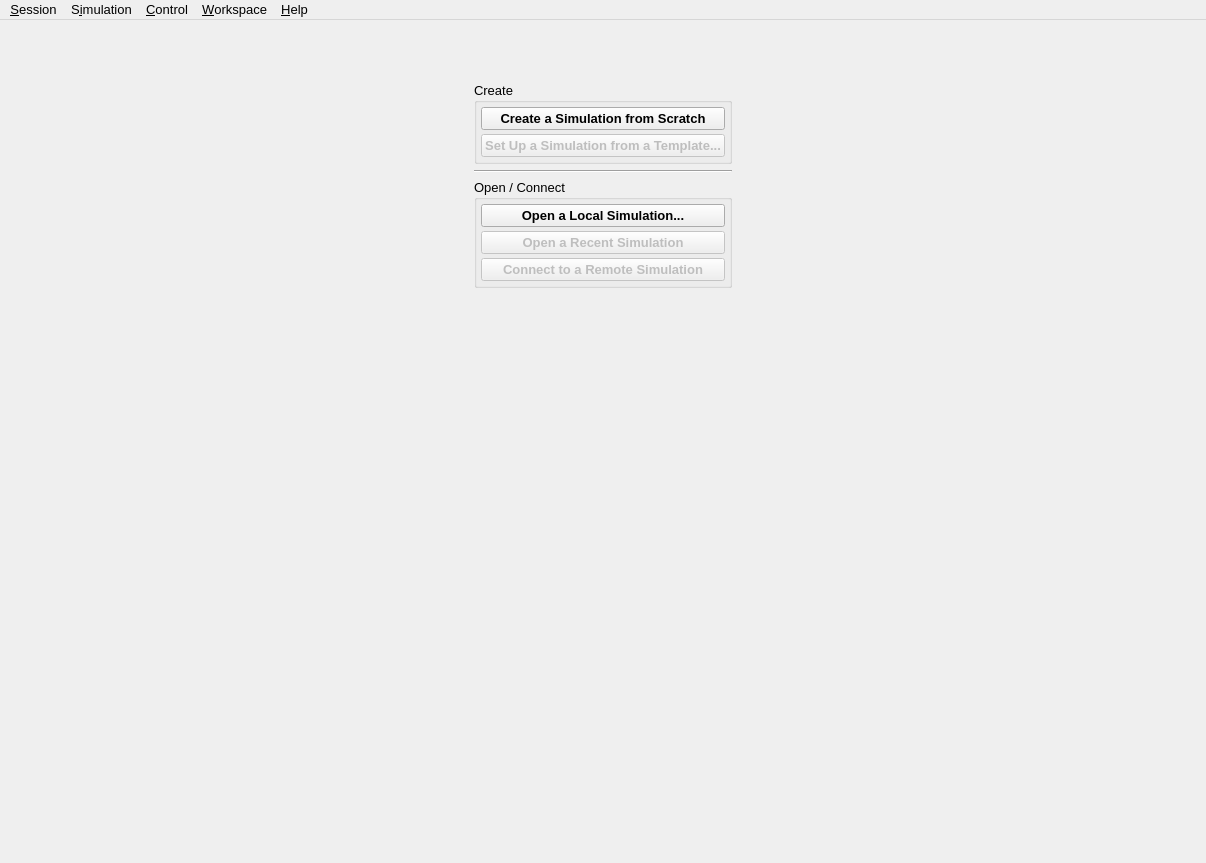
First picture: the form in src/gui/gui.ui, repository disorderedmaterials/dissolve, before the edit.
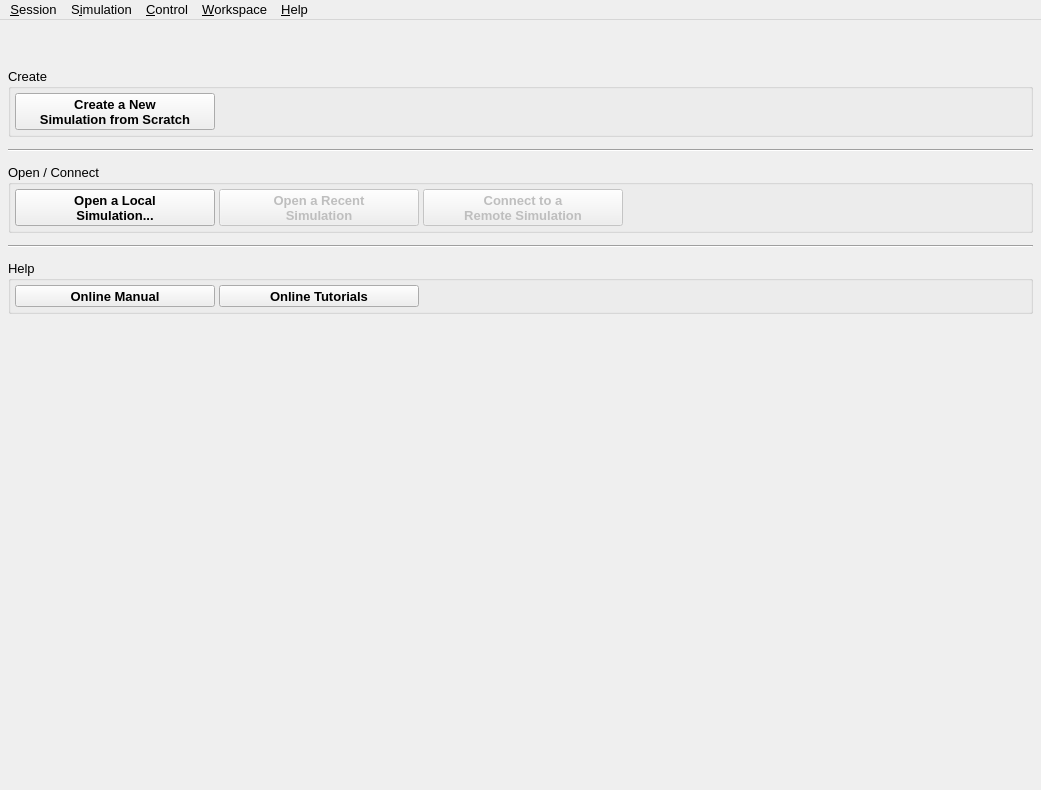
Second picture: the form after the edit. Icons and pictures are not drawn. Custom widgets are drawn as their Qt base class.

Commit message: Update ui icons and layout of start page.

```diff
--- a/src/gui/gui.ui
+++ b/src/gui/gui.ui
@@ -6,8 +6,8 @@
    <rect>
     <x>0</x>
     <y>0</y>
-    <width>1206</width>
-    <height>863</height>
+    <width>1041</width>
+    <height>790</height>
    </rect>
   </property>
   <property name="font">
@@ -45,7 +45,22 @@
        <number>0</number>
       </property>
       <widget class="QWidget" name="StartPage">
-       <layout class="QVBoxLayout" name="verticalLayout_11">
+       <layout class="QVBoxLayout" name="verticalLayout_2">
+        <property name="spacing">
+         <number>12</number>
+        </property>
+        <property name="leftMargin">
+         <number>4</number>
+        </property>
+        <property name="topMargin">
+         <number>4</number>
+        </property>
+        <property name="rightMargin">
+         <number>4</number>
+        </property>
+        <property name="bottomMargin">
+         <number>4</number>
+        </property>
         <item>
          <spacer name="verticalSpacer_3">
           <property name="orientation">
@@ -63,29 +78,14 @@
          </spacer>
         </item>
         <item>
-         <layout class="QHBoxLayout" name="horizontalLayout_5">
-          <item>
-           <spacer name="horizontalSpacer_6">
-            <property name="orientation">
-             <enum>Qt::Horizontal</enum>
-            </property>
-            <property name="sizeHint" stdset="0">
-             <size>
-              <width>40</width>
-              <height>20</height>
-             </size>
-            </property>
-           </spacer>
-          </item>
-          <item>
-           <widget class="QWidget" name="StartPageWidget" native="true">
-            <layout class="QVBoxLayout" name="verticalLayout_10">
-             <item>
               <widget class="QGroupBox" name="StartCreateGroup">
                <property name="title">
                 <string>Create</string>
                </property>
-               <layout class="QVBoxLayout" name="verticalLayout_12">
+          <property name="flat">
+           <bool>false</bool>
+          </property>
+          <layout class="QHBoxLayout" name="horizontalLayout_3">
                 <property name="spacing">
                  <number>4</number>
                 </property>
@@ -102,7 +102,19 @@
                  <number>4</number>
                 </property>
                 <item>
-                 <widget class="QPushButton" name="StartCreateNewButton">
+            <widget class="QToolButton" name="StartCreateNewButton">
+             <property name="sizePolicy">
+              <sizepolicy hsizetype="Expanding" vsizetype="Expanding">
+               <horstretch>0</horstretch>
+               <verstretch>0</verstretch>
+              </sizepolicy>
+             </property>
+             <property name="maximumSize">
+              <size>
+               <width>200</width>
+               <height>200</height>
+              </size>
+             </property>
                   <property name="font">
                    <font>
                     <pointsize>10</pointsize>
@@ -111,7 +123,8 @@
                    </font>
                   </property>
                   <property name="text">
-                   <string>Create a Simulation from Scratch</string>
+              <string>Create a New
+Simulation from Scratch</string>
                   </property>
                   <property name="icon">
                    <iconset resource="main.qrc">
@@ -119,44 +132,27 @@
                   </property>
                   <property name="iconSize">
                    <size>
-                    <width>32</width>
-                    <height>32</height>
-                   </size>
-                  </property>
-                  <property name="flat">
-                   <bool>false</bool>
+               <width>64</width>
+               <height>64</height>
+              </size>
+             </property>
+             <property name="toolButtonStyle">
+              <enum>Qt::ToolButtonTextUnderIcon</enum>
                   </property>
                  </widget>
                 </item>
                 <item>
-                 <widget class="QPushButton" name="StartSetupWizardButton">
-                  <property name="enabled">
-                   <bool>false</bool>
-                  </property>
-                  <property name="font">
-                   <font>
-                    <pointsize>10</pointsize>
-                    <weight>75</weight>
-                    <bold>true</bold>
-                   </font>
-                  </property>
-                  <property name="text">
-                   <string>Set Up a Simulation from a Template...</string>
-                  </property>
-                  <property name="icon">
-                   <iconset resource="main.qrc">
-                    <normaloff>:/special/icons/special_wizard.svg</normaloff>:/special/icons/special_wizard.svg</iconset>
-                  </property>
-                  <property name="iconSize">
+            <spacer name="horizontalSpacer">
+             <property name="orientation">
+              <enum>Qt::Horizontal</enum>
+             </property>
+             <property name="sizeHint" stdset="0">
                    <size>
-                    <width>32</width>
-                    <height>32</height>
-                   </size>
-                  </property>
-                  <property name="flat">
-                   <bool>false</bool>
-                  </property>
-                 </widget>
+               <width>40</width>
+               <height>20</height>
+              </size>
+             </property>
+            </spacer>
                 </item>
                </layout>
               </widget>
@@ -173,7 +169,7 @@
                <property name="title">
                 <string>Open / Connect</string>
                </property>
-               <layout class="QVBoxLayout" name="verticalLayout_13">
+          <layout class="QHBoxLayout" name="horizontalLayout_2">
                 <property name="spacing">
                  <number>4</number>
                 </property>
@@ -190,7 +186,19 @@
                  <number>4</number>
                 </property>
                 <item>
-                 <widget class="QPushButton" name="StartOpenLocalButton">
+            <widget class="QToolButton" name="StartOpenLocalButton">
+             <property name="sizePolicy">
+              <sizepolicy hsizetype="Expanding" vsizetype="Expanding">
+               <horstretch>0</horstretch>
+               <verstretch>0</verstretch>
+              </sizepolicy>
+             </property>
+             <property name="maximumSize">
+              <size>
+               <width>200</width>
+               <height>200</height>
+              </size>
+             </property>
                   <property name="font">
                    <font>
                     <pointsize>10</pointsize>
@@ -199,7 +207,8 @@
                    </font>
                   </property>
                   <property name="text">
-                   <string>Open a Local Simulation...</string>
+              <string>Open a Local
+Simulation...</string>
                   </property>
                   <property name="icon">
                    <iconset resource="main.qrc">
@@ -207,20 +216,32 @@
                   </property>
                   <property name="iconSize">
                    <size>
-                    <width>32</width>
-                    <height>32</height>
-                   </size>
-                  </property>
-                  <property name="flat">
-                   <bool>false</bool>
+               <width>64</width>
+               <height>64</height>
+              </size>
+             </property>
+             <property name="toolButtonStyle">
+              <enum>Qt::ToolButtonTextUnderIcon</enum>
                   </property>
                  </widget>
                 </item>
                 <item>
-                 <widget class="QPushButton" name="StartOpenRecentButton">
+            <widget class="QToolButton" name="StartOpenRecentButton">
                   <property name="enabled">
                    <bool>false</bool>
                   </property>
+             <property name="sizePolicy">
+              <sizepolicy hsizetype="Expanding" vsizetype="Expanding">
+               <horstretch>0</horstretch>
+               <verstretch>0</verstretch>
+              </sizepolicy>
+             </property>
+             <property name="maximumSize">
+              <size>
+               <width>200</width>
+               <height>200</height>
+              </size>
+             </property>
                   <property name="font">
                    <font>
                     <pointsize>10</pointsize>
@@ -229,7 +250,8 @@
                    </font>
                   </property>
                   <property name="text">
-                   <string>Open a Recent Simulation</string>
+              <string>Open a Recent
+Simulation</string>
                   </property>
                   <property name="icon">
                    <iconset resource="main.qrc">
@@ -237,20 +259,32 @@
                   </property>
                   <property name="iconSize">
                    <size>
-                    <width>32</width>
-                    <height>32</height>
-                   </size>
-                  </property>
-                  <property name="flat">
-                   <bool>false</bool>
+               <width>64</width>
+               <height>64</height>
+              </size>
+             </property>
+             <property name="toolButtonStyle">
+              <enum>Qt::ToolButtonTextUnderIcon</enum>
                   </property>
                  </widget>
                 </item>
                 <item>
-                 <widget class="QPushButton" name="StartOpenRemoteButton">
+            <widget class="QToolButton" name="StartConnectButton">
                   <property name="enabled">
                    <bool>false</bool>
                   </property>
+             <property name="sizePolicy">
+              <sizepolicy hsizetype="Expanding" vsizetype="Expanding">
+               <horstretch>0</horstretch>
+               <verstretch>0</verstretch>
+              </sizepolicy>
+             </property>
+             <property name="maximumSize">
+              <size>
+               <width>200</width>
+               <height>200</height>
+              </size>
+             </property>
                   <property name="font">
                    <font>
                     <pointsize>10</pointsize>
@@ -259,7 +293,8 @@
                    </font>
                   </property>
                   <property name="text">
-                   <string>Connect to a Remote Simulation</string>
+              <string>Connect to a
+Remote Simulation</string>
                   </property>
                   <property name="icon">
                    <iconset resource="main.qrc">
@@ -267,23 +302,142 @@
                   </property>
                   <property name="iconSize">
                    <size>
-                    <width>32</width>
-                    <height>32</height>
-                   </size>
-                  </property>
-                  <property name="flat">
-                   <bool>false</bool>
+               <width>64</width>
+               <height>64</height>
+              </size>
+             </property>
+             <property name="toolButtonStyle">
+              <enum>Qt::ToolButtonTextUnderIcon</enum>
                   </property>
                  </widget>
                 </item>
+           <item>
+            <spacer name="horizontalSpacer_2">
+             <property name="orientation">
+              <enum>Qt::Horizontal</enum>
+             </property>
+             <property name="sizeHint" stdset="0">
+              <size>
+               <width>40</width>
+               <height>20</height>
+              </size>
+             </property>
+            </spacer>
+           </item>
                </layout>
               </widget>
              </item>
-            </layout>
+        <item>
+         <widget class="Line" name="StartLine1_2">
+          <property name="orientation">
+           <enum>Qt::Horizontal</enum>
+          </property>
            </widget>
           </item>
           <item>
-           <spacer name="horizontalSpacer_5">
+         <widget class="QGroupBox" name="StartCreateGroup_2">
+          <property name="title">
+           <string>Help</string>
+          </property>
+          <property name="flat">
+           <bool>false</bool>
+          </property>
+          <layout class="QHBoxLayout" name="horizontalLayout_4">
+           <property name="spacing">
+            <number>4</number>
+           </property>
+           <property name="leftMargin">
+            <number>4</number>
+           </property>
+           <property name="topMargin">
+            <number>4</number>
+           </property>
+           <property name="rightMargin">
+            <number>4</number>
+           </property>
+           <property name="bottomMargin">
+            <number>4</number>
+           </property>
+           <item>
+            <widget class="QToolButton" name="StartOnlineManualButton">
+             <property name="sizePolicy">
+              <sizepolicy hsizetype="Expanding" vsizetype="Expanding">
+               <horstretch>0</horstretch>
+               <verstretch>0</verstretch>
+              </sizepolicy>
+             </property>
+             <property name="maximumSize">
+              <size>
+               <width>200</width>
+               <height>200</height>
+              </size>
+             </property>
+             <property name="font">
+              <font>
+               <pointsize>10</pointsize>
+               <weight>75</weight>
+               <bold>true</bold>
+              </font>
+             </property>
+             <property name="text">
+              <string>Online Manual</string>
+             </property>
+             <property name="icon">
+              <iconset resource="main.qrc">
+               <normaloff>:/start/icons/start_manual.svg</normaloff>:/start/icons/start_manual.svg</iconset>
+             </property>
+             <property name="iconSize">
+              <size>
+               <width>64</width>
+               <height>64</height>
+              </size>
+             </property>
+             <property name="toolButtonStyle">
+              <enum>Qt::ToolButtonTextUnderIcon</enum>
+             </property>
+            </widget>
+           </item>
+           <item>
+            <widget class="QToolButton" name="StartOnlineTutorialsButton">
+             <property name="sizePolicy">
+              <sizepolicy hsizetype="Expanding" vsizetype="Expanding">
+               <horstretch>0</horstretch>
+               <verstretch>0</verstretch>
+              </sizepolicy>
+             </property>
+             <property name="maximumSize">
+              <size>
+               <width>200</width>
+               <height>200</height>
+              </size>
+             </property>
+             <property name="font">
+              <font>
+               <pointsize>10</pointsize>
+               <weight>75</weight>
+               <bold>true</bold>
+              </font>
+             </property>
+             <property name="text">
+              <string>Online Tutorials</string>
+             </property>
+             <property name="icon">
+              <iconset resource="main.qrc">
+               <normaloff>:/start/icons/start_tutorials.svg</normaloff>:/start/icons/start_tutorials.svg</iconset>
+             </property>
+             <property name="iconSize">
+              <size>
+               <width>64</width>
+               <height>64</height>
+              </size>
+             </property>
+             <property name="toolButtonStyle">
+              <enum>Qt::ToolButtonTextUnderIcon</enum>
+             </property>
+            </widget>
+           </item>
+           <item>
+            <spacer name="horizontalSpacer_3">
             <property name="orientation">
              <enum>Qt::Horizontal</enum>
             </property>
@@ -296,6 +450,7 @@
            </spacer>
           </item>
          </layout>
+         </widget>
         </item>
         <item>
          <spacer name="verticalSpacer_4">
@@ -849,7 +1004,7 @@
     <rect>
      <x>0</x>
      <y>0</y>
-     <width>1206</width>
+     <width>1041</width>
      <height>25</height>
     </rect>
    </property>
```
Left out of the diff: 103 changed lines with no effect on the pictures. Lines whose indentation alone changed are shown as unchanged. The commit also changes 19 other files.
